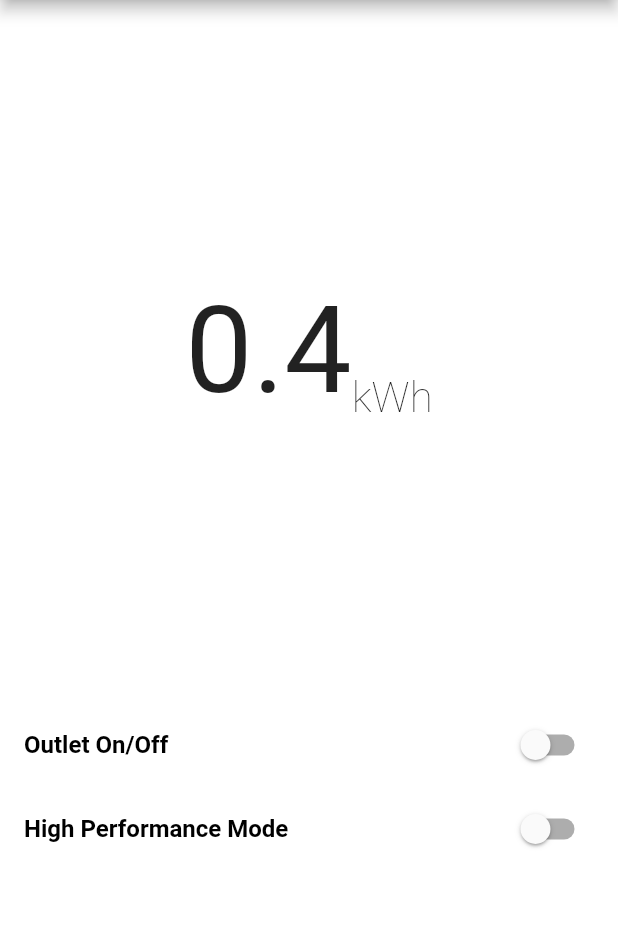
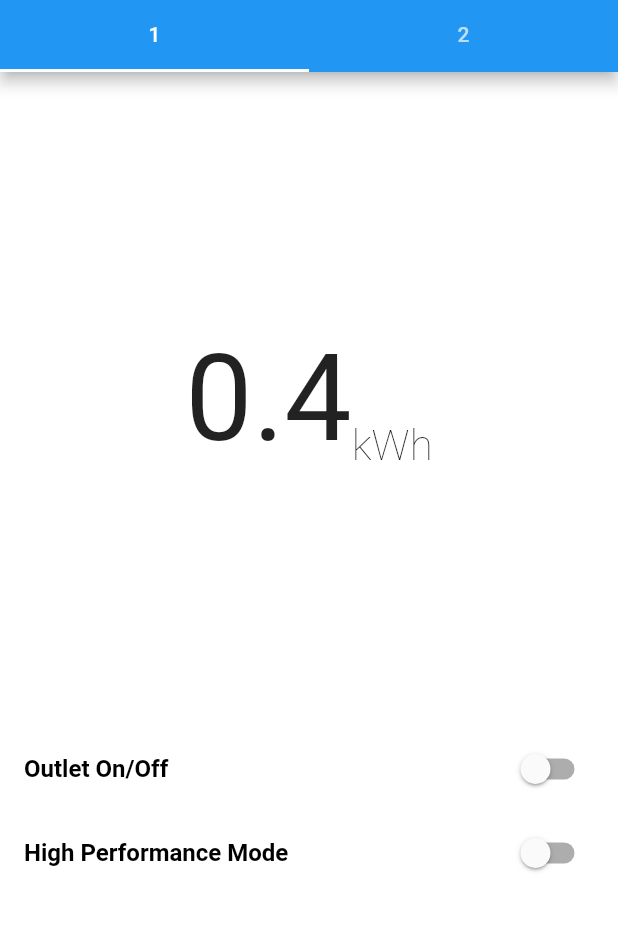
Before and after one commit to ungertk/capstone, a Flutter app: the screen it shows after launch, on a phone screen of 412 x 824 dp, the part 84-1015 px from its top. Run offline on Flutter 3.47's test engine with Material 2 defaults, Android fonts, the phone set to English and light mode, and no system bars.

Commit message:
One working tab with a second dummy tab and successful transitions between them.

```diff
--- a/lib/main.dart
+++ b/lib/main.dart
@@ -27,29 +27,58 @@ class PowerMonitorState extends State<PowerMonitor> {
   void _onChange1(bool value) => setState(() => _onOff1 = value);
   void _powerChange1(bool value) => setState(() => _highPerformance1 = value);
 
+  bool _onOff2 = false;
+  bool _highPerformance2 = false;
+  void _onChange2(bool value) => setState(() => _onOff2 = value);
+  void _powerChange2(bool value) => setState(() => _highPerformance2 = value);
 
   Widget build(BuildContext context) {
     double _powerUse = 0.4;
-    return Scaffold(
+    return DefaultTabController(
+      length: 2,
+      child: Scaffold(
           appBar: AppBar(
+
+              bottom: TabBar(
+                tabs: [
+                Tab(text: '1'),
+                Tab(text: '2'),
+                // Tab(text: '3'),
+                // Tab(text: '4'),
+              ]
+              ),
               title: Text('Appliance Power Monitor'),
               ),
-        body: Center(
-          child:
-          OutletColumn(
+          body: TabBarView(children: [
+            new OutletColumn(
               powerUse: _powerUse,
               onOff: _onOff1,
               highPerformance: _highPerformance1,
               onChanged1: _onChange1,
               onChanged2: _powerChange1,
             ),
-        )
+            Icon(Icons.ac_unit)
+            // OutletColumn(
+            //   powerUse: _powerUse,
+            //   onOff: _onOff2,
+            //   highPerformance: _highPerformance2,
+            //   onChanged1: _onChange2,
+            //   onChanged2: _powerChange2,
+            // ),
+          ])),
     );
   }
 }
 
-class OutletColumn extends StatelessWidget{
-    OutletColumn({Key key, this.powerUse, this.onOff, this.highPerformance, this.onChanged1, this.onChanged2}): super(key: key);
+class OutletColumn extends StatelessWidget {
+  OutletColumn(
+      {Key key,
+      this.powerUse,
+      this.onOff,
+      this.highPerformance,
+      this.onChanged1,
+      this.onChanged2})
+      : super(key: key);
 
   final double powerUse;
   final bool onOff;
@@ -57,8 +86,7 @@ class OutletColumn extends StatelessWidget{
   final ValueChanged<bool> onChanged1;
   final ValueChanged<bool> onChanged2;
 
-  Widget build(BuildContext context)
-  {
+  Widget build(BuildContext context) {
     return Column(
       mainAxisAlignment: MainAxisAlignment.spaceEvenly,
       children: [
```
Lines whose indentation alone changed are shown as unchanged.
